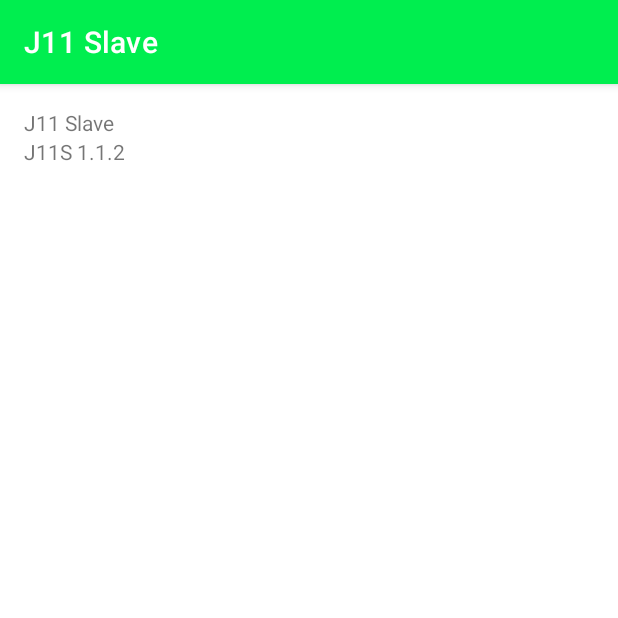
After one commit to fshangala/j11slave, an Android app: the AboutActivity screen opened directly, with no data from a screen before it, on a phone screen of 412 x 824 dp, the top half of it. The commit adds this screen. Run offline under Robolectric (Android 15) with nearby library versions, the phone set to English and light mode, and no system bars.

Commit message:
click places bet and added about menu page

```diff
--- a/app/src/main/AndroidManifest.xml
+++ b/app/src/main/AndroidManifest.xml
@@ -10,12 +10,15 @@
         android:dataExtractionRules="@xml/data_extraction_rules"
         android:fullBackupContent="@xml/backup_rules"
         android:icon="@mipmap/ic_launcher"
-        android:label="@string/app_version"
+        android:label="@string/app_name"
         android:roundIcon="@mipmap/ic_launcher_round"
         android:supportsRtl="true"
         android:theme="@style/Theme.J11Slave"
         android:usesCleartextTraffic="true"
         tools:targetApi="31">
+        <activity
+            android:name=".AboutActivity"
+            android:exported="false" />
         <activity
             android:name=".ConfigActivity"
             android:exported="false" />
--- /dev/null
+++ b/app/src/main/java/com/fshangala/j11slave/AboutActivity.kt
@@ -0,0 +1,11 @@
+package com.fshangala.j11slave
+
+import androidx.appcompat.app.AppCompatActivity
+import android.os.Bundle
+
+class AboutActivity : AppCompatActivity() {
+    override fun onCreate(savedInstanceState: Bundle?) {
+        super.onCreate(savedInstanceState)
+        setContentView(R.layout.activity_about)
+    }
+}
--- /dev/null
+++ b/app/src/main/res/layout/activity_about.xml
@@ -0,0 +1,32 @@
+<?xml version="1.0" encoding="utf-8"?>
+<androidx.constraintlayout.widget.ConstraintLayout xmlns:android="http://schemas.android.com/apk/res/android"
+    xmlns:app="http://schemas.android.com/apk/res-auto"
+    xmlns:tools="http://schemas.android.com/tools"
+    android:layout_width="match_parent"
+    android:layout_height="match_parent"
+    tools:context=".AboutActivity">
+
+    <LinearLayout
+        android:layout_width="match_parent"
+        android:layout_height="wrap_content"
+        android:layout_marginStart="16dp"
+        android:layout_marginTop="16dp"
+        android:layout_marginEnd="16dp"
+        android:orientation="vertical"
+        app:layout_constraintEnd_toEndOf="parent"
+        app:layout_constraintStart_toStartOf="parent"
+        app:layout_constraintTop_toTopOf="parent">
+
+        <TextView
+            android:id="@+id/appName"
+            android:layout_width="match_parent"
+            android:layout_height="wrap_content"
+            android:text="@string/app_name" />
+
+        <TextView
+            android:id="@+id/appVersion"
+            android:layout_width="match_parent"
+            android:layout_height="wrap_content"
+            android:text="@string/app_version" />
+    </LinearLayout>
+</androidx.constraintlayout.widget.ConstraintLayout>
--- a/app/src/main/res/menu/y11menu.xml
+++ b/app/src/main/res/menu/y11menu.xml
@@ -17,4 +17,9 @@
         android:icon="@android:drawable/ic_menu_manage"
         android:title="@string/preferencesBtn"
         app:showAsAction="ifRoom" />
+    <item
+        android:id="@+id/aboutBtn"
+        android:icon="@android:drawable/ic_menu_help"
+        android:title="@string/about"
+        app:showAsAction="ifRoom" />
 </menu>
--- a/app/src/main/res/values/strings.xml
+++ b/app/src/main/res/values/strings.xml
@@ -1,6 +1,6 @@
 <resources>
     <string name="app_name">J11 Slave</string>
-    <string name="app_version">J11S 1.1.1</string>
+    <string name="app_version">J11S 1.1.2</string>
     <string name="inputHostIpLabel">Host</string>
     <string name="inputHostPortLabel">Port</string>
     <string name="inputCodeLabel">Code</string>
@@ -8,4 +8,5 @@
     <string name="reconnectBtn">Reconnect</string>
     <string name="reloadBrowserBtn">Reload Browser</string>
     <string name="preferencesBtn">Config</string>
+    <string name="about">About</string>
 </resources>
```
Also changed, not shown: app/src/main/java/com/fshangala/j11slave/MainActivity.kt (+12 -0 lines).
